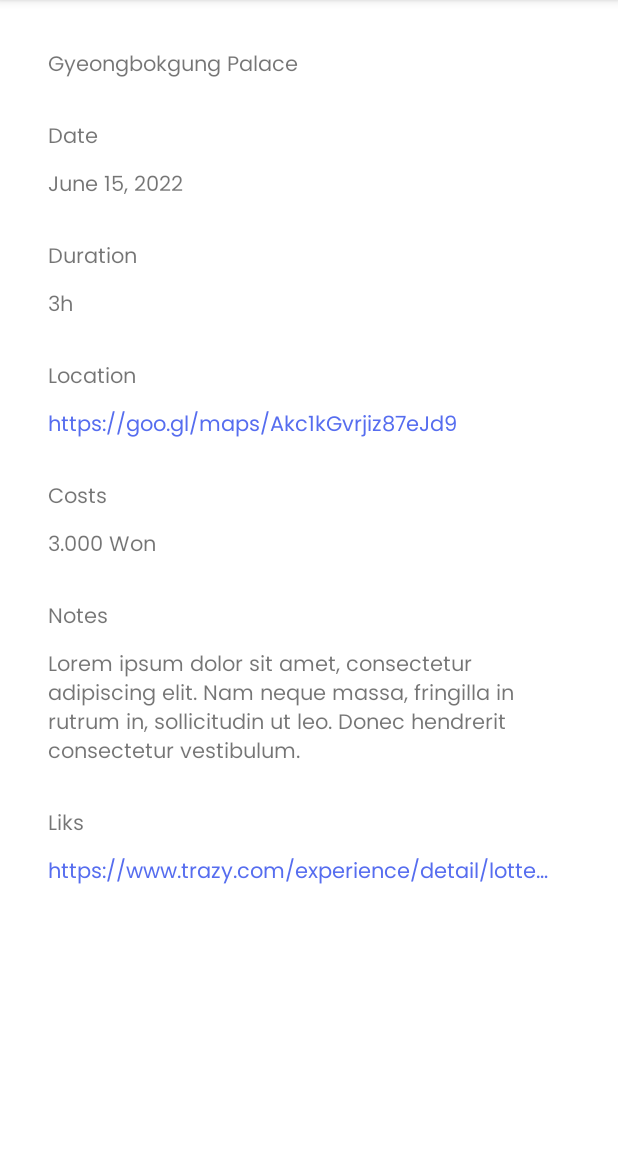
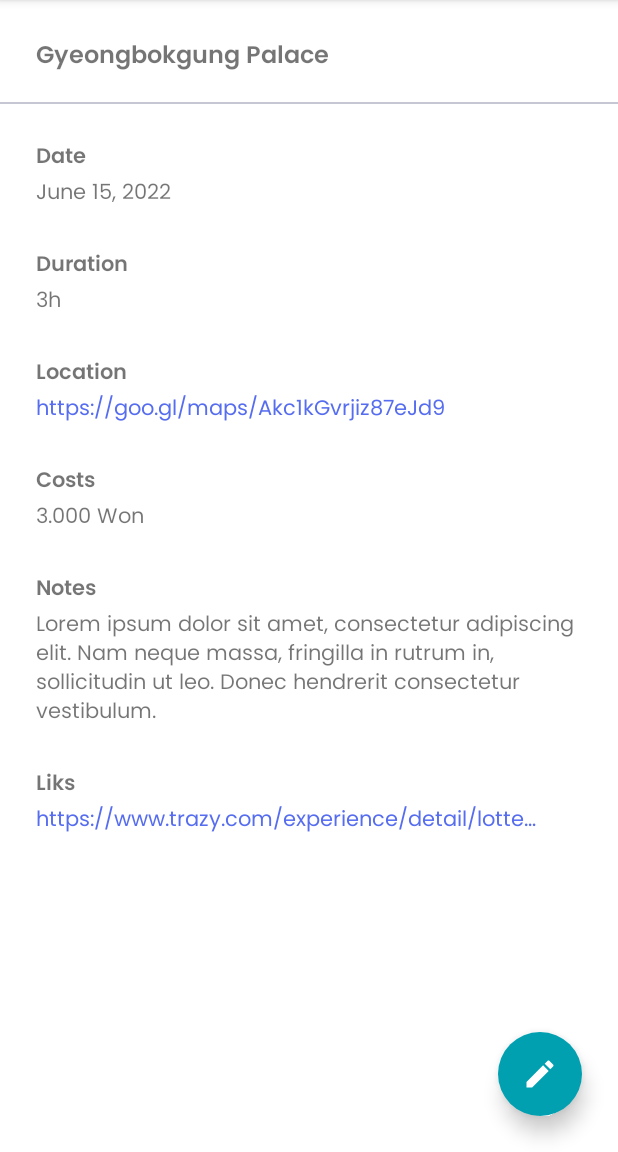
Before and after one commit to larsobist/TravelBucket, an Android app: the EventDetailsActivity screen opened directly, with no data from a screen before it, on a phone screen of 412 x 824 dp, the part 84-1236 px from its top. Run offline under Robolectric (Android 15) with nearby library versions, the phone set to English and light mode, and no system bars.

Commit message:
feat: add edit event activity

```diff
--- a/app/src/main/AndroidManifest.xml
+++ b/app/src/main/AndroidManifest.xml
@@ -9,6 +9,9 @@
         android:roundIcon="@mipmap/ic_launcher_round"
         android:supportsRtl="true"
         android:theme="@style/Theme.TravelBucket">
+        <activity
+            android:name=".EditEventActivity"
+            android:exported="true" />
         <activity
             android:name=".EventDetailsActivity"
             android:exported="true" />
--- a/app/src/main/java/com/example/travelbucket/EventDetailsActivity.kt
+++ b/app/src/main/java/com/example/travelbucket/EventDetailsActivity.kt
@@ -1,11 +1,20 @@
 package com.example.travelbucket
 
+import android.content.Intent
 import androidx.appcompat.app.AppCompatActivity
 import android.os.Bundle
+import com.example.travelbucket.databinding.ActivityEventDetailsBinding
+import com.example.travelbucket.databinding.ActivityMainBinding
 
 class EventDetailsActivity : AppCompatActivity() {
+    val binding by lazy { ActivityEventDetailsBinding.inflate(layoutInflater) }
     override fun onCreate(savedInstanceState: Bundle?) {
         super.onCreate(savedInstanceState)
-        setContentView(R.layout.activity_event_details)
+        setContentView(binding.root)
+
+        binding.btnEditEvent.setOnClickListener{
+            val intent = Intent(this,EditEventActivity::class.java)
+            startActivity(intent)
+        }
     }
 }
--- /dev/null
+++ b/app/src/main/res/drawable/ic_baseline_edit_24.xml
@@ -0,0 +1,5 @@
+<vector android:height="24dp" android:tint="#FFFFFF"
+    android:viewportHeight="24" android:viewportWidth="24"
+    android:width="24dp" xmlns:android="http://schemas.android.com/apk/res/android">
+    <path android:fillColor="@android:color/white" android:pathData="M3,17.25V21h3.75L17.81,9.94l-3.75,-3.75L3,17.25zM20.71,7.04c0.39,-0.39 0.39,-1.02 0,-1.41l-2.34,-2.34c-0.39,-0.39 -1.02,-0.39 -1.41,0l-1.83,1.83 3.75,3.75 1.83,-1.83z"/>
+</vector>
--- a/app/src/main/res/drawable/roundedbutton.xml
+++ b/app/src/main/res/drawable/roundedbutton.xml
@@ -1,9 +1,9 @@
 <?xml version="1.0" encoding="utf-8"?>
-<shape xmlns:android="http://schemas.android.com/apk/res/android"
-    android:shape="rectangle">
-    <solid android:color="@color/my_teal" />
-    <corners android:bottomRightRadius="32dp"
-        android:bottomLeftRadius="32dp"
-        android:topRightRadius="32dp"
-        android:topLeftRadius="32dp"/>
-</shape>
+<ripple xmlns:android="http://schemas.android.com/apk/res/android" android:color="@color/white">
+    <item>
+        <shape android:shape="rectangle">
+            <solid android:color="@color/my_teal"/>
+            <corners android:radius="32dp"/>
+        </shape>
+    </item>
+</ripple>
--- a/app/src/main/res/layout/activity_event_details.xml
+++ b/app/src/main/res/layout/activity_event_details.xml
@@ -10,122 +10,162 @@
         android:id="@+id/textView2"
         android:layout_width="wrap_content"
         android:layout_height="wrap_content"
-        android:layout_marginStart="32dp"
-        android:layout_marginTop="32dp"
+        android:layout_marginStart="24dp"
+        android:layout_marginTop="24dp"
+        android:fontFamily="@font/poppins_semibold"
         android:text="Gyeongbokgung Palace"
+        android:textSize="16sp"
         app:layout_constraintStart_toStartOf="parent"
         app:layout_constraintTop_toTopOf="parent" />
+
+    <View
+        android:id="@+id/line"
+        android:layout_width="0dp"
+        android:layout_height="1dp"
+        android:layout_marginTop="16dp"
+        android:background="@drawable/line"
+        app:layout_constraintEnd_toEndOf="parent"
+        app:layout_constraintStart_toStartOf="parent"
+        app:layout_constraintTop_toBottomOf="@+id/textView2" />
+
+    <ImageButton
+        android:id="@+id/btnEditEvent"
+        android:layout_width="56dp"
+        android:layout_height="56dp"
+        android:layout_marginEnd="24dp"
+        android:layout_marginBottom="24dp"
+        android:background="@drawable/roundedbutton"
+        android:elevation="8dp"
+        app:layout_constraintBottom_toBottomOf="parent"
+        app:layout_constraintEnd_toEndOf="parent"
+        app:srcCompat="@drawable/ic_baseline_edit_24"
+        tools:ignore="SpeakableTextPresentCheck" />
+
+    <ScrollView
+        android:id="@+id/scrollView2"
+        android:layout_width="match_parent"
+        android:layout_height="0dp"
+        app:layout_constraintBottom_toBottomOf="parent"
+        app:layout_constraintEnd_toEndOf="parent"
+        app:layout_constraintStart_toStartOf="parent"
+        app:layout_constraintTop_toBottomOf="@+id/line">
+
+        <LinearLayout
+            android:layout_width="match_parent"
+            android:layout_height="wrap_content"
+            android:orientation="vertical">
 
             <TextView
                 android:id="@+id/textView3"
                 android:layout_width="wrap_content"
                 android:layout_height="wrap_content"
+                android:layout_marginStart="24dp"
                 android:layout_marginTop="24dp"
-        android:text="Date"
-        app:layout_constraintStart_toStartOf="@+id/textView2"
-        app:layout_constraintTop_toBottomOf="@+id/textView2" />
+                android:layout_marginEnd="24dp"
+                android:fontFamily="@font/poppins_semibold"
+                android:text="Date" />
 
             <TextView
                 android:id="@+id/textView4"
                 android:layout_width="wrap_content"
                 android:layout_height="wrap_content"
-        android:layout_marginTop="8dp"
-        android:text="June 15, 2022"
-        app:layout_constraintStart_toStartOf="@+id/textView3"
-        app:layout_constraintTop_toBottomOf="@+id/textView3" />
+                android:layout_marginStart="24dp"
+                android:layout_marginEnd="24dp"
+                android:text="June 15, 2022" />
 
             <TextView
                 android:id="@+id/textView5"
                 android:layout_width="wrap_content"
                 android:layout_height="wrap_content"
+                android:layout_marginStart="24dp"
                 android:layout_marginTop="24dp"
-        android:text="Duration"
-        app:layout_constraintStart_toStartOf="@+id/textView4"
-        app:layout_constraintTop_toBottomOf="@+id/textView4" />
+                android:layout_marginEnd="24dp"
+                android:fontFamily="@font/poppins_semibold"
+                android:text="Duration" />
 
             <TextView
                 android:id="@+id/textView6"
                 android:layout_width="wrap_content"
                 android:layout_height="wrap_content"
-        android:layout_marginTop="8dp"
-        android:text="3h"
-        app:layout_constraintStart_toStartOf="@+id/textView5"
-        app:layout_constraintTop_toBottomOf="@+id/textView5" />
+                android:layout_marginStart="24dp"
+                android:layout_marginEnd="24dp"
+                android:text="3h" />
 
             <TextView
                 android:id="@+id/textView7"
                 android:layout_width="wrap_content"
                 android:layout_height="wrap_content"
+                android:layout_marginStart="24dp"
                 android:layout_marginTop="24dp"
-        android:text="Location"
-        app:layout_constraintStart_toStartOf="@+id/textView6"
-        app:layout_constraintTop_toBottomOf="@+id/textView6" />
+                android:layout_marginEnd="24dp"
+                android:fontFamily="@font/poppins_semibold"
+                android:text="Location" />
 
             <TextView
                 android:id="@+id/textView8"
                 android:layout_width="wrap_content"
                 android:layout_height="wrap_content"
-        android:layout_marginTop="8dp"
+                android:layout_marginStart="24dp"
+                android:layout_marginEnd="24dp"
                 android:text="https://goo.gl/maps/Akc1kGvrjiz87eJd9"
-        android:textColor="#566DEF"
-        app:layout_constraintStart_toStartOf="@+id/textView7"
-        app:layout_constraintTop_toBottomOf="@+id/textView7" />
+                android:textColor="#566DEF" />
 
             <TextView
                 android:id="@+id/textView9"
                 android:layout_width="wrap_content"
                 android:layout_height="wrap_content"
+                android:layout_marginStart="24dp"
                 android:layout_marginTop="24dp"
-        android:text="Costs"
-        app:layout_constraintStart_toStartOf="@+id/textView8"
-        app:layout_constraintTop_toBottomOf="@+id/textView8" />
+                android:layout_marginEnd="24dp"
+                android:fontFamily="@font/poppins_semibold"
+                android:text="Costs" />
 
             <TextView
                 android:id="@+id/textView10"
                 android:layout_width="wrap_content"
                 android:layout_height="wrap_content"
-        android:layout_marginTop="8dp"
-        android:text="3.000 Won"
-        app:layout_constraintStart_toStartOf="@+id/textView9"
-        app:layout_constraintTop_toBottomOf="@+id/textView9" />
+                android:layout_marginStart="24dp"
+                android:layout_marginEnd="24dp"
+                android:text="3.000 Won" />
 
             <TextView
                 android:id="@+id/textView11"
                 android:layout_width="wrap_content"
                 android:layout_height="wrap_content"
+                android:layout_marginStart="24dp"
                 android:layout_marginTop="24dp"
-        android:text="Notes"
-        app:layout_constraintStart_toStartOf="@+id/textView10"
-        app:layout_constraintTop_toBottomOf="@+id/textView10" />
+                android:layout_marginEnd="24dp"
+                android:fontFamily="@font/poppins_semibold"
+                android:text="Notes" />
 
             <TextView
                 android:id="@+id/textView12"
-        android:layout_width="0dp"
+                android:layout_width="wrap_content"
                 android:layout_height="wrap_content"
-        android:layout_marginTop="8dp"
-        android:layout_marginEnd="32dp"
-        android:text="Lorem ipsum dolor sit amet, consectetur adipiscing elit. Nam neque massa, fringilla in rutrum in, sollicitudin ut leo. Donec hendrerit consectetur vestibulum."
-        app:layout_constraintEnd_toEndOf="parent"
-        app:layout_constraintHorizontal_bias="0.0"
-        app:layout_constraintStart_toStartOf="@+id/textView11"
-        app:layout_constraintTop_toBottomOf="@+id/textView11" />
+                android:layout_marginStart="24dp"
+                android:layout_marginEnd="24dp"
+                android:text="Lorem ipsum dolor sit amet, consectetur adipiscing elit. Nam neque massa, fringilla in rutrum in, sollicitudin ut leo. Donec hendrerit consectetur vestibulum." />
 
             <TextView
                 android:id="@+id/textView13"
                 android:layout_width="wrap_content"
                 android:layout_height="wrap_content"
+                android:layout_marginStart="24dp"
                 android:layout_marginTop="24dp"
-        android:text="Liks"
-        app:layout_constraintStart_toStartOf="@+id/textView12"
-        app:layout_constraintTop_toBottomOf="@+id/textView12" />
+                android:layout_marginEnd="24dp"
+                android:fontFamily="@font/poppins_semibold"
+                android:text="Liks" />
 
             <TextView
                 android:id="@+id/textView14"
                 android:layout_width="wrap_content"
                 android:layout_height="wrap_content"
-        android:layout_marginTop="8dp"
+                android:layout_marginStart="24dp"
+                android:layout_marginEnd="24dp"
+                android:layout_marginBottom="24dp"
                 android:text="https://www.trazy.com/experience/detail/lotte…"
-        android:textColor="#566DEF"
-        app:layout_constraintStart_toStartOf="@+id/textView13"
-        app:layout_constraintTop_toBottomOf="@+id/textView13" />
+                android:textColor="#566DEF" />
+        </LinearLayout>
+    </ScrollView>
+
 </androidx.constraintlayout.widget.ConstraintLayout>
```
Also changed, not shown: app/src/main/java/com/example/travelbucket/EditEventActivity.kt (added, +90 -0 lines), app/src/main/res/layout/activity_edit_event.xml (added, +193 -0 lines). Lines whose indentation alone changed are shown as unchanged.
